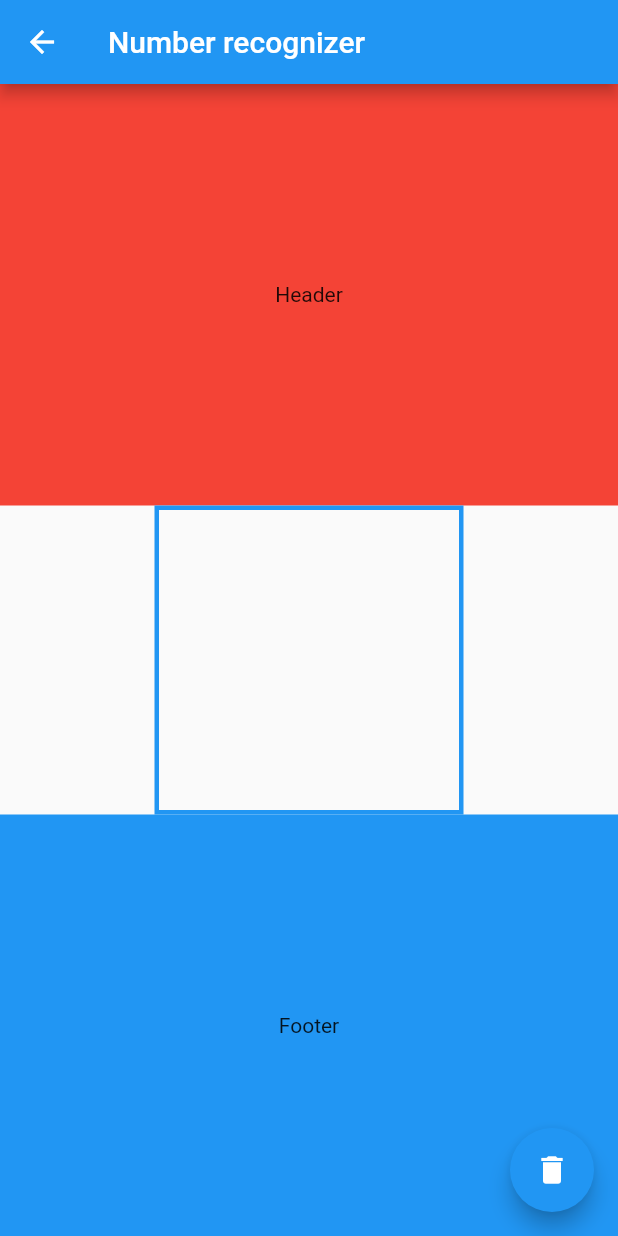
After one commit to Prashant12461246/FlutterApp, a Flutter app: the Practical14 screen opened directly, after a tap on the "delete" icon, on a phone screen of 412 x 824 dp. The commit adds this screen. Run offline on Flutter 3.47's test engine with Material 2 defaults, Android fonts, the phone set to English and light mode, and no system bars; our stand-ins replace cloud_firestore, firebase_auth, fluttertoast, google_sign_in; missing offline and left inert: carousel_widget, flutter_webview_plugin, speech_recognition, tflite, torch; accounts and stored records are empty.

Commit message:
Prashant12461246

```diff
--- /dev/null
+++ b/lib/Practical14.dart
@@ -0,0 +1,20 @@
+import 'package:flutter/material.dart';
+import 'package:wcmc/recognizer_screen.dart';
+
+
+class Practical14 extends StatefulWidget {
+  @override
+  _Practical14State createState() => _Practical14State();
+}
+
+class _Practical14State extends State<Practical14> {
+  @override
+  Widget build(BuildContext context) {
+
+    return Scaffold(
+
+      body:  RecognizerScreen(title: 'Number recognizer',
+    )
+    );
+  }
+}
--- /dev/null
+++ b/lib/constants.dart
@@ -0,0 +1,24 @@
+import 'package:flutter/material.dart';
+
+const int kModelInputSize = 28;
+const double kCanvasInnerOffset = 40.0;
+const double kCanvasSize = 200.0;
+const double kStrokeWidth = 12.0;
+const Color kBlackBrushColor = Colors.black;
+const bool kIsAntiAlias = true;
+const Color kBrushBlack = Colors.black;
+const Color kBrushWhite = Colors.white;
+
+final Paint kDrawingPaint = Paint()
+  ..strokeCap = StrokeCap.square
+  ..isAntiAlias = kIsAntiAlias
+  ..color = kBrushBlack
+  ..strokeWidth = kStrokeWidth;
+
+final Paint kWhitePaint = Paint()
+  ..strokeCap = StrokeCap.square
+  ..isAntiAlias = kIsAntiAlias
+  ..color = kBrushWhite
+  ..strokeWidth = kStrokeWidth;
+
+final kBackgroundPaint = Paint()..color = kBrushBlack;
--- /dev/null
+++ b/lib/drawing_painter.dart
@@ -0,0 +1,19 @@
+import 'package:flutter/material.dart';
+import 'package:wcmc/constants.dart';
+
+class DrawingPainter extends CustomPainter {
+  DrawingPainter({this.offsetPoints});
+  List<Offset> offsetPoints;
+
+  @override
+  void paint(Canvas canvas, Size size) {
+    for (int i = 0; i < offsetPoints.length - 1; i++) {
+      if (offsetPoints[i] != null && offsetPoints[i + 1] != null) {
+        canvas.drawLine(offsetPoints[i], offsetPoints[i + 1], kDrawingPaint);
+      }
+    }
+  }
+
+  @override
+  bool shouldRepaint(DrawingPainter oldDelegate) => true;
+}
--- /dev/null
+++ b/lib/recognizer_screen.dart
@@ -0,0 +1,113 @@
+import 'package:flutter/material.dart';
+import 'package:wcmc/constants.dart';
+import 'package:wcmc/drawing_painter.dart';
+import 'package:wcmc/brain.dart';
+
+class RecognizerScreen extends StatefulWidget {
+  RecognizerScreen({Key key, this.title}) : super(key: key);
+
+  final String title;
+
+  @override
+  _RecognizerScreen createState() => _RecognizerScreen();
+}
+
+class _RecognizerScreen extends State<RecognizerScreen> {
+  List<Offset> points = List();
+  AppBrain brain = AppBrain();
+
+  void _cleanDrawing() {
+    setState(() {
+      points = List();
+    });
+  }
+
+  @override
+  void initState() {
+    super.initState();
+    brain.loadModel();
+  }
+
+  @override
+  Widget build(BuildContext context) {
+    return Scaffold(
+      appBar: AppBar(
+        title: Text(widget.title),
+      ),
+      body: Container(
+        child: Column(
+          mainAxisAlignment: MainAxisAlignment.center,
+          children: <Widget>[
+            Expanded(
+              flex: 1,
+              child: Container(
+                padding: EdgeInsets.all(16),
+                color: Colors.red,
+                alignment: Alignment.center,
+                child: Text('Header'),
+              ),
+            ),
+            Container(
+              decoration: new BoxDecoration(
+                border: new Border.all(
+                  width: 3.0,
+                  color: Colors.blue,
+                ),
+              ),
+              child: Builder(
+                builder: (BuildContext context) {
+                  return GestureDetector(
+                    onPanUpdate: (details) {
+                      setState(() {
+                        RenderBox renderBox = context.findRenderObject();
+                        points.add(
+                            renderBox.globalToLocal(details.globalPosition));
+                      });
+                    },
+                    onPanStart: (details) {
+                      setState(() {
+                        RenderBox renderBox = context.findRenderObject();
+                        points.add(
+                            renderBox.globalToLocal(details.globalPosition));
+                      });
+                    },
+                    onPanEnd: (details) async {
+                      points.add(null);
+                      List predictions = await brain.processCanvasPoints(points);
+                      print(predictions);
+                      setState(() {});
+                    },
+                    child: ClipRect(
+                      child: CustomPaint(
+                        size: Size(kCanvasSize, kCanvasSize),
+                        painter: DrawingPainter(
+                          offsetPoints: points,
+                        ),
+                      ),
+                    ),
+                  );
+                },
+              ),
+            ),
+            Expanded(
+              flex: 1,
+              child: Container(
+                padding: EdgeInsets.all(16),
+                color: Colors.blue,
+                alignment: Alignment.center,
+                child: Text('Footer'),
+              ),
+            ),
+          ],
+        ),
+      ),
+      floatingActionButton: FloatingActionButton(
+        onPressed: () {
+          _cleanDrawing();
+        },
+        tooltip: 'Clean',
+        child: Icon(Icons.delete),
+      ),
+    );
+  }
+}
--- a/pubspec.yaml
+++ b/pubspec.yaml
@@ -30,6 +30,11 @@ dependencies:
   flutter_staggered_grid_view:
   sso: ^0.2.0
   speech_recognition: ^0.3.0+1
+  provider: ^3.0.0+1
+  get_it: ^1.0.3+2
+  tflite: ^1.0.4
+  image: ^2.1.4
+  fl_chart: ^0.5.1
 
 
   # The following adds the Cupertino Icons font to your application.
```
Also changed, not shown: lib/DrawerOnly.dart (+8 -0 lines), lib/brain.dart (added, +107 -0 lines), pubspec.lock.
